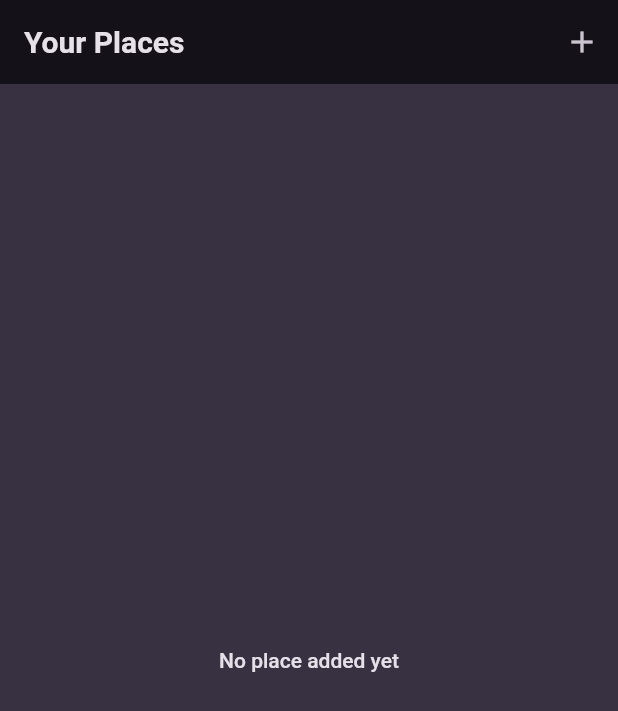
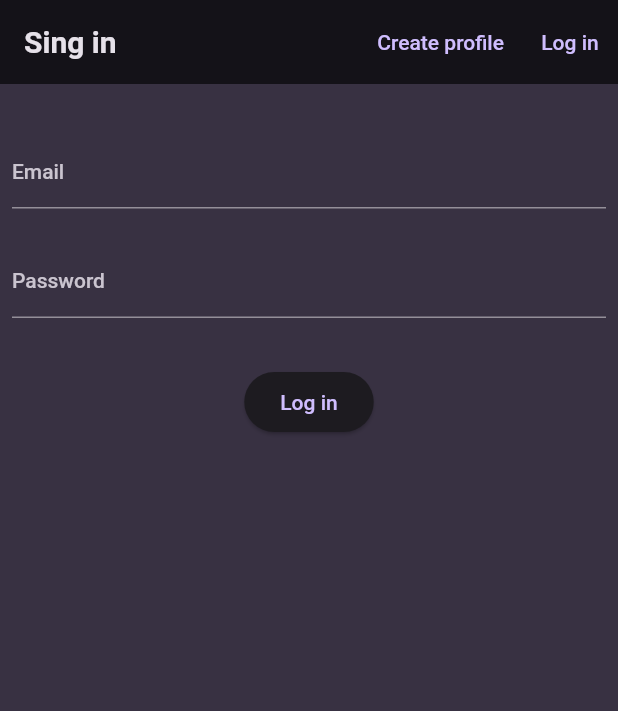
Before and after one commit to OliverSoucc/favourite-places-exam-project, a Flutter app: the screen it shows after launch, on a phone screen of 412 x 824 dp. Shown: the top 711 px of the screen. Run offline on Flutter 3.47's test engine with Material 2 defaults, Android fonts, the phone set to English and light mode, and no system bars; our stand-ins replace flutter_riverpod, google_fonts, google_maps_flutter, image_picker, location.

Commit message:
final before refactoring

```diff
--- a/lib/main.dart
+++ b/lib/main.dart
@@ -3,6 +3,7 @@ import 'package:flutter_riverpod/flutter_riverpod.dart';
 
 import 'package:google_fonts/google_fonts.dart';
 import 'package:native_device_features/screens/places.dart';
+import 'package:native_device_features/screens/sign_up.dart';
 
 final colorScheme = ColorScheme.fromSeed(
   brightness: Brightness.dark,
@@ -41,7 +42,7 @@ class MyApp extends StatelessWidget {
     return MaterialApp(
       title: 'Great Places',
       theme: theme,
-      home: PlacesScreen(),
+      home: SignUp(),
     );
   }
 }
--- a/lib/model/place_locations_model.dart
+++ b/lib/model/place_locations_model.dart
@@ -6,6 +6,10 @@ import 'dart:convert';
 
 PlaceLocation placeLocationFromJson(String str) =>
     PlaceLocation.fromJson(json.decode(str));
+
+List<PlaceLocation> placeLocationsFromJson(String str) =>
+    List<PlaceLocation>.from(
+        json.decode(str).map((x) => PlaceLocation.fromJson(x)));
 
 String placeLocationToJson(PlaceLocation data) => json.encode(data.toJson());
 
@@ -30,7 +34,6 @@ class PlaceLocation {
       );
 
   Map<String, dynamic> toJson() => {
-        "id": id,
         "address": address,
         "latitude": latitude,
         "longtitude": longtitude,
--- a/lib/model/place_model.dart
+++ b/lib/model/place_model.dart
@@ -4,11 +4,15 @@
 
 import 'dart:convert';
 
-List<Place> placeFromJson(String str) =>
+Place placeFromJson(String str) => Place.fromJson(json.decode(str));
+
+List<Place> placesFromJson(String str) =>
     List<Place>.from(json.decode(str).map((x) => Place.fromJson(x)));
 
-String placeToJson(List<Place> data) =>
+String placesToJson(List<Place> data) =>
     json.encode(List<dynamic>.from(data.map((x) => x.toJson())));
+
+Object placeToJson(Place data) => json.encode(data.toJson());
 
 class Place {
   String? id;
@@ -37,8 +41,7 @@ class Place {
       );
 
   Map<String, dynamic> toJson() => {
-        "id": id,
-        "user_id": userId,
+        "userId": userId,
         "title": title,
         "image": image,
         "type": type,
--- /dev/null
+++ b/lib/model/user_model.dart
@@ -0,0 +1,62 @@
+// To parse this JSON data, do
+//
+//     final user = userFromJson(jsonString);
+
+import 'dart:convert';
+
+User userFromJson(String str) => User.fromJson(json.decode(str));
+
+String userToJson(User data) => json.encode(data.toJson());
+
+class User {
+  String? id;
+  String? email;
+  String? username;
+  String? password;
+
+  User({
+    this.id,
+    this.email,
+    this.username,
+    this.password,
+  });
+
+  factory User.fromJson(Map<String, dynamic> json) => User(
+        id: json["id"],
+        email: json["email"],
+        username: json["username"],
+        password: json["password"],
+      );
+
+  Map<String, dynamic> toJson() => {
+        "email": email,
+        "username": username,
+        "password": password,
+      };
+}
+
+//     final userLogin = userLoginFromJson(jsonString);
+
+UserLogin userLoginFromJson(String str) => UserLogin.fromJson(json.decode(str));
+
+String userLoginToJson(UserLogin data) => json.encode(data.toJson());
+
+class UserLogin {
+  String? accessToken;
+  String? userId;
+
+  UserLogin({
+    this.accessToken,
+    this.userId,
+  });
+
+  factory UserLogin.fromJson(Map<String, dynamic> json) => UserLogin(
+        accessToken: json["accessToken"],
+        userId: json["user_id"],
+      );
+
+  Map<String, dynamic> toJson() => {
+        "accessToken": accessToken,
+        "user_id": userId,
+      };
+}
--- a/lib/providers/user_places.dart
+++ b/lib/providers/user_places.dart
@@ -6,6 +6,8 @@ import 'package:flutter_riverpod/flutter_riverpod.dart';
 import 'package:native_device_features/services/app_services.dart';
 import '../model/place_locations_model.dart';
 import '../model/place_model.dart';
+import 'package:path_provider/path_provider.dart' as syspaths;
+import 'package:path/path.dart' as path;
 
 class UserPlacesNotifier extends StateNotifier<List<Place>> {
   UserPlacesNotifier() : super(const []);
@@ -16,11 +18,12 @@ class UserPlacesNotifier extends StateNotifier<List<Place>> {
     // final copiedImage = await image.copy('${appDir.path}/$fileName');
 
     // final newPlace =
-    //     Place(title: title, image: copiedImage, location: placeLocation);
+    //     Place(title: title, image: copiedImage.path, location: placeLocation);
     // state = [newPlace, ...state];
   }
 
   Future<void> loadPlaces() async {
+    //tu img retrievnem File(place.image)
     final userPlaces = await AppServices.loadPlaces();
     state = userPlaces;
   }
--- /dev/null
+++ b/lib/screens/sign_up.dart
@@ -0,0 +1,131 @@
+import 'package:flutter/material.dart';
+import 'package:native_device_features/screens/places.dart';
+
+import '../services/app_services.dart';
+
+class SignUp extends StatefulWidget {
+  const SignUp({super.key});
+
+  @override
+  State<SignUp> createState() => _SignUpState();
+}
+
+class _SignUpState extends State<SignUp> {
+  final _emailController = TextEditingController();
+  final _passwordController = TextEditingController();
+  final _userNameCotroller = TextEditingController();
+  bool createUser = false;
+
+  void _logIn() {
+    final enteredEmail = _emailController.text;
+    final enteredPassword = _emailController.text;
+
+    if (enteredEmail.isEmpty || enteredPassword.isEmpty) {
+      return;
+    }
+
+    AppServices.logIn(enteredPassword, enteredEmail).then(
+      (userId) => Navigator.of(context).push(
+        MaterialPageRoute(
+          builder: (_) => PlacesScreen(
+            signedUser: userId,
+          ),
+        ),
+      ),
+    );
+  }
+
+  void _createAccount() async {
+    final enteredEmail = _emailController.text;
+    final enteredPassword = _emailController.text;
+    final enteredUserName = _userNameCotroller.text;
+
+    if (enteredEmail.isEmpty ||
+        enteredPassword.isEmpty ||
+        enteredUserName.isEmpty) {
+      return;
+    }
+
+    await AppServices.createAccount(
+            enteredUserName, enteredPassword, enteredEmail)
+        .then(
+      (userId) => Navigator.of(context).push(
+        MaterialPageRoute(
+          builder: (_) => PlacesScreen(signedUser: userId),
+        ),
+      ),
+    );
+  }
+
+  @override
+  void dispose() {
+    _emailController.dispose();
+    _passwordController.dispose();
+    _userNameCotroller.dispose();
+    super.dispose();
+  }
+
+  @override
+  Widget build(BuildContext context) {
+    Widget userNameField = createUser
+        ? TextField(
+            decoration: const InputDecoration(labelText: 'User Name'),
+            controller: _userNameCotroller,
+            style: TextStyle(color: Theme.of(context).colorScheme.onBackground),
+          )
+        : Container();
+
+    return Scaffold(
+      appBar: AppBar(
+        title: const Text('Sing in'),
+        actions: [
+          TextButton(
+            onPressed: () => setState(() {
+              createUser = true;
+            }),
+            child: const Text('Create profile'),
+          ),
+          TextButton(
+            onPressed: () => setState(() {
+              createUser = false;
+            }),
+            child: const Text('Log in'),
+          ),
+        ],
+      ),
+      body: Padding(
+        padding: const EdgeInsets.symmetric(horizontal: 8, vertical: 35),
+        child: Column(
+          children: [
+            TextField(
+              decoration: const InputDecoration(labelText: 'Email'),
+              controller: _emailController,
+              style:
+                  TextStyle(color: Theme.of(context).colorScheme.onBackground),
+            ),
+            const SizedBox(
+              height: 25,
+            ),
+            TextField(
+              decoration: const InputDecoration(labelText: 'Password'),
+              controller: _passwordController,
+              style:
+                  TextStyle(color: Theme.of(context).colorScheme.onBackground),
+            ),
+            const SizedBox(
+              height: 16,
+            ),
+            userNameField,
+            const SizedBox(
+              height: 16,
+            ),
+            ElevatedButton(
+              onPressed: createUser ? _createAccount : _logIn,
+              child: Text(createUser ? 'Create Profile' : 'Log in'),
+            )
+          ],
+        ),
+      ),
+    );
+  }
+}
```
Also changed, not shown: lib/screens/add_place.dart (+28 -6 lines), lib/screens/place_detail.dart (+66 -66 lines), lib/screens/places.dart (+25 -12 lines), lib/services/app_services.dart (+108 -8 lines), lib/widgets/places_list.dart (+70 -19 lines).
